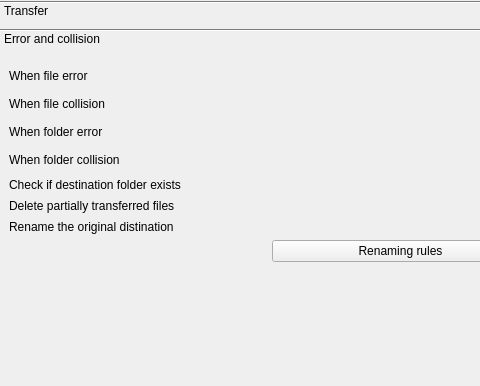
The window that plugins/CopyEngine/Ultracopier/copyEngineOptions.ui (alphaonex86/Ultracopier) describes before a commit, drawn with Qt 5; both pictures show x 0 to 480 and y 0 to 386 of the 801 by 504 pixel window.
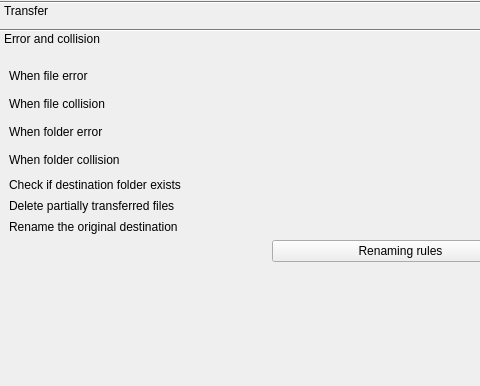
The same window after the commit. The open tabs and pages were chosen to show the change.

What changed in the file:
```diff
--- a/plugins/CopyEngine/Ultracopier/copyEngineOptions.ui
+++ b/plugins/CopyEngine/Ultracopier/copyEngineOptions.ui
@@ -112,8 +112,8 @@
        <rect>
         <x>0</x>
         <y>0</y>
-        <width>791</width>
-        <height>364</height>
+        <width>506</width>
+        <height>218</height>
        </rect>
       </property>
       <attribute name="label">
@@ -290,7 +290,7 @@
        <item row="6" column="0">
         <widget class="QLabel" name="label_22">
          <property name="text">
-          <string>Rename the original distination</string>
+          <string>Rename the original destination</string>
          </property>
         </widget>
        </item>
```
Left out of the diff: 14 changed lines with no effect on the pictures.
